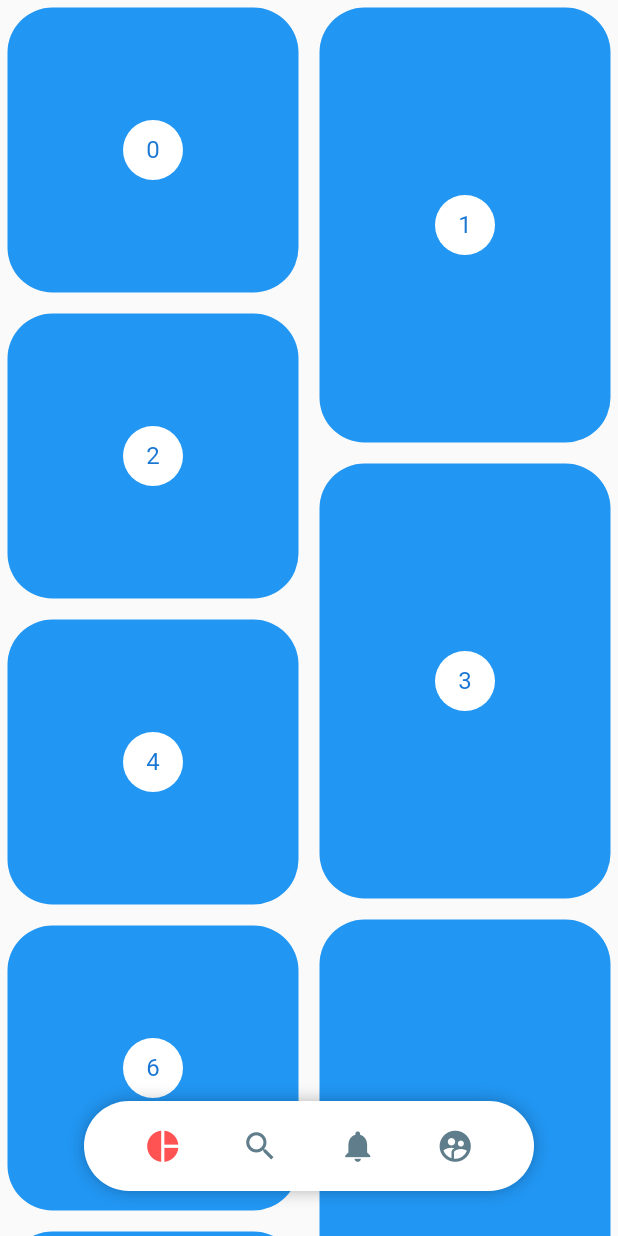
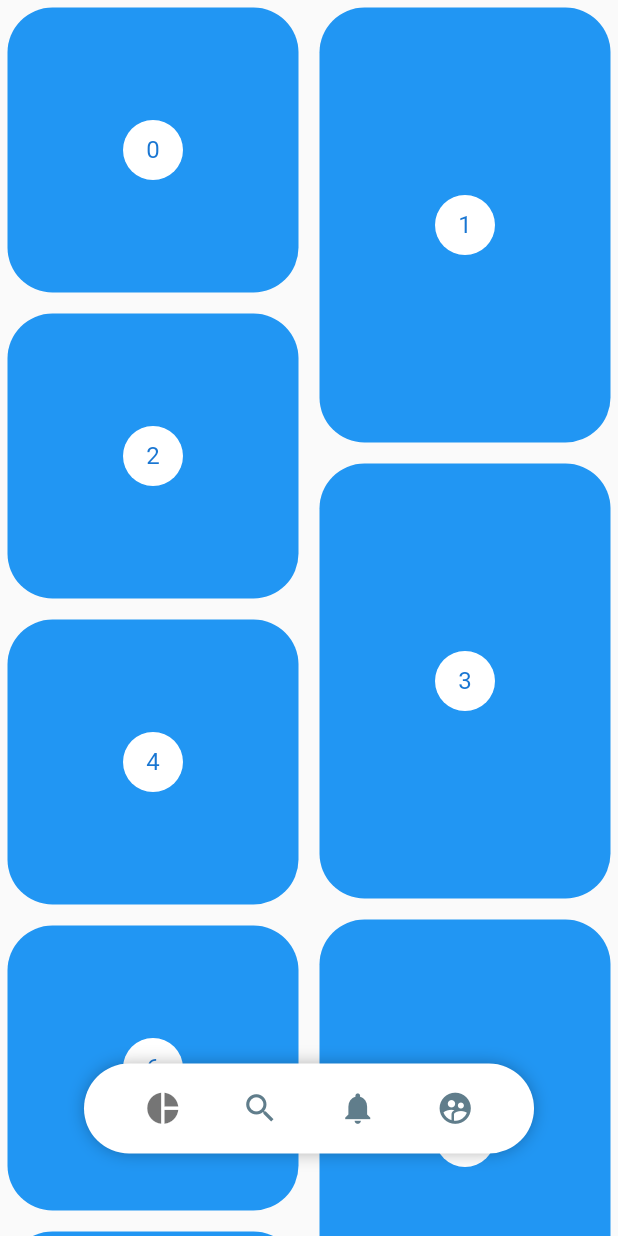
Before and after one commit to samuel005005/flutter_app_design, a Flutter app: the screen it shows after launch, on a phone screen of 412 x 824 dp. Run offline on Flutter 3.47's test engine with Material 2 defaults, Android fonts, the phone set to English and light mode, and no system bars; our stand-ins replace bloc, equatable, flutter_bloc, flutter_svg.

Commit message:
Agregado animacion

```diff
--- a/lib/src/pages/pinterest_page.dart
+++ b/lib/src/pages/pinterest_page.dart
@@ -40,7 +40,7 @@ class _PinterestMenuLocation extends StatelessWidget {
               if (state is IsShowMenu) {
                 return PinterestMenu(show: state.isShow);
               }
-              return PinterestMenu();
+              return const PinterestMenu();
             },
           ),
         ),
@@ -65,6 +65,7 @@ class _PinterestGridState extends State<PinterestGrid> {
   @override
   void initState() {
     scrollController.addListener(() {
+      if (scrollController.offset > 150) {
         if (scrollController.offset > previousScroll) {
           context.read<PinterestBloc>().add(const ShowMenu(false));
         } else {
@@ -72,6 +73,7 @@ class _PinterestGridState extends State<PinterestGrid> {
         }
 
         previousScroll = scrollController.offset;
+      }
     });
     super.initState();
   }
--- a/lib/src/widgets/pinterest/pinteres_menu_button.dart
+++ b/lib/src/widgets/pinterest/pinteres_menu_button.dart
@@ -50,7 +50,6 @@ class _ItemState extends State<_Item> with SingleTickerProviderStateMixin {
 
     zoom = Tween(begin: 25.0, end: 30.0).animate(animationController);
 
-    animationController.addListener(() {});
     super.initState();
   }
 
@@ -79,7 +78,7 @@ class _ItemState extends State<_Item> with SingleTickerProviderStateMixin {
             widget.item.icon,
             size: (widget.selectedItem == widget.index) ? zoom.value : 25,
             color: (widget.selectedItem == widget.index)
-                ? Colors.redAccent
+                ? Colors.black54
                 : Colors.blueGrey,
           );
         },
--- a/lib/src/widgets/pinterest/pinterest_menu.dart
+++ b/lib/src/widgets/pinterest/pinterest_menu.dart
@@ -6,7 +6,37 @@ import 'package:flutter_app_design/src/widgets/pinterest/pinterest_button.dart';
 import 'package:flutter_app_design/src/widgets/pinterest/pinteret_menu_background.dart';
 import 'package:flutter_bloc/flutter_bloc.dart';
 
-class PinterestMenu extends StatelessWidget {
+class PinterestMenu extends StatefulWidget {
+  final bool show;
+
+  const PinterestMenu({super.key, this.show = true});
+
+  @override
+  State<PinterestMenu> createState() => _PinterestMenuState();
+}
+
+class _PinterestMenuState extends State<PinterestMenu>
+    with SingleTickerProviderStateMixin {
+  late AnimationController animationController;
+  late Animation<double> moveButton;
+  late Animation<double> opacity;
+  late Animation<double> opacityBack;
+  @override
+  void initState() {
+    animationController = AnimationController(
+      vsync: this,
+      duration: const Duration(milliseconds: 400),
+    );
+    opacity = Tween(begin: 0.0, end: 1.0).animate(animationController);
+    opacityBack = Tween(begin: 1.0, end: 0.0).animate(animationController);
+    moveButton = Tween(begin: 0.0, end: 25.0).animate(animationController);
+
+    animationController.addListener(() {
+      print(opacityBack.value);
+    });
+    super.initState();
+  }
+
   final List<PinterestButton> items = [
     PinterestButton(
         icon: Icons.pie_chart,
@@ -41,20 +71,29 @@ class PinterestMenu extends StatelessWidget {
     ),
   ];
 
-  final bool show;
-
-  PinterestMenu({super.key, this.show = true});
-
   @override
   Widget build(BuildContext context) {
     return BlocProvider(
       create: (_) => PinterestBloc(),
-      child: AnimatedOpacity(
-        duration: const Duration(milliseconds: 300),
-        opacity: (show) ? 1 : 0,
-        child: PinteretMenuBackGround(
-          child: MenuItems(menuItems: items),
-        ),
+      child: AnimatedBuilder(
+        animation: animationController,
+        builder: (context, child) {
+          if (widget.show) {
+            animationController.forward();
+          } else {
+            animationController.reverse();
+          }
+
+          return Transform.translate(
+            offset: Offset(0, -moveButton.value),
+            child: Opacity(
+              opacity: opacity.value,
+              child: PinteretMenuBackGround(
+                child: MenuItems(menuItems: items),
+              ),
+            ),
+          );
+        },
       ),
     );
   }
```
Lines whose indentation alone changed are shown as unchanged.
